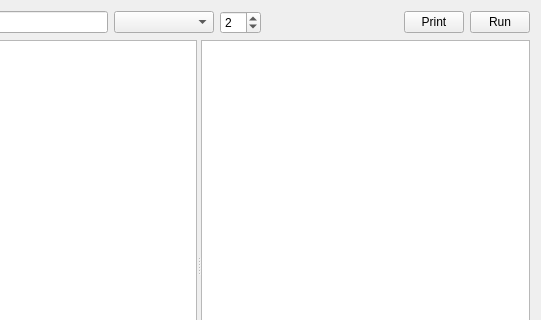
Before: the Qt Designer form gui/iode_gui/tabs/tab_report.ui in plan-be/iode, drawn with Qt 5; both pictures show x 143 to 684 and y 0 to 320 of the 684 by 500 pixel window.
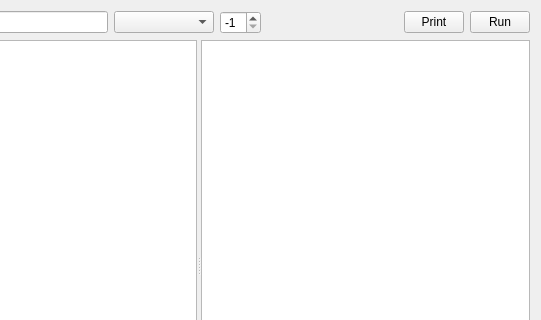
After: the same form once the commit is applied. Custom widgets are drawn as their Qt base class.

Commit message: GUI: allow to set value of -1 for the 'nb decimals' parameter in the IODE report tab

```diff
--- a/gui/iode_gui/tabs/tab_report.ui
+++ b/gui/iode_gui/tabs/tab_report.ui
@@ -63,11 +63,14 @@
        <height>0</height>
       </size>
      </property>
+     <property name="minimum">
+      <number>-1</number>
+     </property>
      <property name="maximum">
       <number>10</number>
      </property>
      <property name="value">
-      <number>2</number>
+      <number>-1</number>
      </property>
     </widget>
    </item>
```
Left out of the diff: 4 changed lines with no effect on the pictures.
